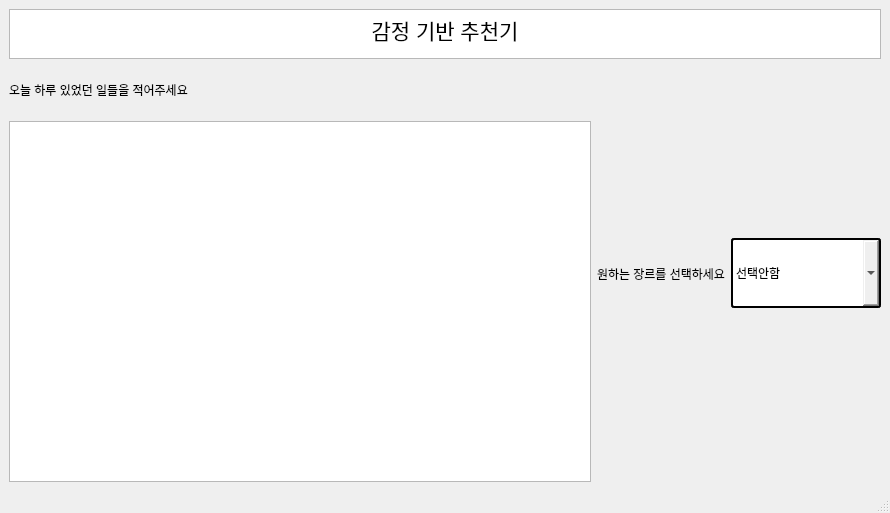
This is ui_files/analysis_tool_main.ui in jiwoo1105/DKU_Opensource_knoo-B as Qt 5 draws it before an edit. The edited form follows.
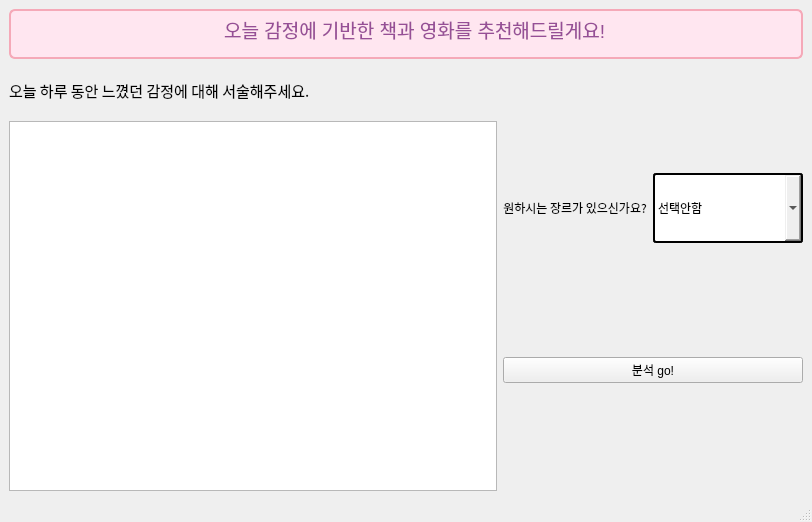
This is the edited form.

```diff
--- a/ui_files/analysis_tool_main.ui
+++ b/ui_files/analysis_tool_main.ui
@@ -6,8 +6,8 @@
    <rect>
     <x>0</x>
     <y>0</y>
-    <width>890</width>
-    <height>513</height>
+    <width>812</width>
+    <height>522</height>
    </rect>
   </property>
   <property name="minimumSize">
@@ -34,7 +34,7 @@
   <widget class="QWidget" name="centralwidget">
    <layout class="QGridLayout" name="gridLayout">
     <item row="0" column="0">
-     <layout class="QVBoxLayout" name="verticalLayout">
+     <layout class="QVBoxLayout" name="verticalLayout_3">
       <item>
        <widget class="QTextBrowser" name="textBrowser">
         <property name="maximumSize">
@@ -43,19 +43,30 @@
           <height>50</height>
          </size>
         </property>
+        <property name="styleSheet">
+         <string notr="true">font: 57 14pt &quot;G마켓 산스 TTF Medium&quot;;
+color: #333333;
+
+border-style: solid;
+border-width: 2px;
+border-color: #F5A9B8; 
+border-radius: 6px;
+
+background-color: #FFE6F0;</string>
+        </property>
         <property name="html">
          <string>&lt;!DOCTYPE HTML PUBLIC &quot;-//W3C//DTD HTML 4.0//EN&quot; &quot;http://www.w3.org/TR/REC-html40/strict.dtd&quot;&gt;
 &lt;html&gt;&lt;head&gt;&lt;meta name=&quot;qrichtext&quot; content=&quot;1&quot; /&gt;&lt;style type=&quot;text/css&quot;&gt;
 p, li { white-space: pre-wrap; }
-&lt;/style&gt;&lt;/head&gt;&lt;body style=&quot; font-family:'Gulim'; font-size:9pt; font-weight:400; font-style:normal;&quot;&gt;
-&lt;p align=&quot;center&quot; style=&quot; margin-top:0px; margin-bottom:0px; margin-left:0px; margin-right:0px; -qt-block-indent:0; text-indent:0px;&quot;&gt;&lt;span style=&quot; font-size:16pt;&quot;&gt;감정 기반 추천기&lt;/span&gt;&lt;/p&gt;&lt;/body&gt;&lt;/html&gt;</string>
+&lt;/style&gt;&lt;/head&gt;&lt;body style=&quot; font-family:'G마켓 산스 TTF Medium'; font-size:14pt; font-weight:56; font-style:normal;&quot;&gt;
+&lt;p align=&quot;center&quot; style=&quot; margin-top:12px; margin-bottom:12px; margin-left:0px; margin-right:0px; -qt-block-indent:0; text-indent:0px;&quot;&gt;&lt;span style=&quot; font-size:9pt; font-weight:400;&quot;&gt;  &lt;/span&gt;&lt;span style=&quot; font-weight:400; color:#964f96;&quot;&gt;    오늘 감정에 기반한 책과 영화를 추천해드릴게요!  &lt;/span&gt;&lt;/p&gt;&lt;/body&gt;&lt;/html&gt;</string>
         </property>
        </widget>
       </item>
       <item>
-       <layout class="QHBoxLayout" name="horizontalLayout">
+       <layout class="QHBoxLayout" name="horizontalLayout_2">
         <item>
-         <layout class="QVBoxLayout" name="left_text">
+         <layout class="QVBoxLayout" name="verticalLayout">
           <item>
            <widget class="QLabel" name="label">
             <property name="minimumSize">
@@ -70,22 +81,38 @@
               <height>50</height>
              </size>
             </property>
+            <property name="font">
+             <font>
+              <family>G마켓 산스 TTF Medium</family>
+              <pointsize>11</pointsize>
+             </font>
+            </property>
             <property name="text">
-             <string>오늘 하루 있었던 일들을 적어주세요</string>
+             <string>오늘 하루 동안 느꼈던 감정에 대해 서술해주세요.</string>
             </property>
            </widget>
           </item>
           <item>
-           <widget class="QTextEdit" name="textEdit"/>
+           <widget class="QTextEdit" name="user_emotion_input"/>
           </item>
          </layout>
         </item>
         <item>
-         <layout class="QHBoxLayout" name="right_genre">
+         <layout class="QVBoxLayout" name="verticalLayout_2">
+          <item>
+           <layout class="QHBoxLayout" name="horizontalLayout">
           <item>
            <widget class="QLabel" name="select_genre">
+              <property name="font">
+               <font>
+                <family>G마켓 산스 TTF Medium</family>
+               </font>
+              </property>
             <property name="text">
-             <string>원하는 장르를 선택하세요</string>
+               <string>원하시는 장르가 있으신가요?</string>
+              </property>
+              <property name="alignment">
+               <set>Qt::AlignCenter</set>
             </property>
            </widget>
           </item>
@@ -145,6 +172,15 @@
               <string>뮤지컬</string>
              </property>
             </item>
+             </widget>
+            </item>
+           </layout>
+          </item>
+          <item>
+           <widget class="QPushButton" name="go_chart">
+            <property name="text">
+             <string>분석 go!</string>
+            </property>
            </widget>
           </item>
          </layout>
```
Lines whose indentation alone changed are shown as unchanged.
